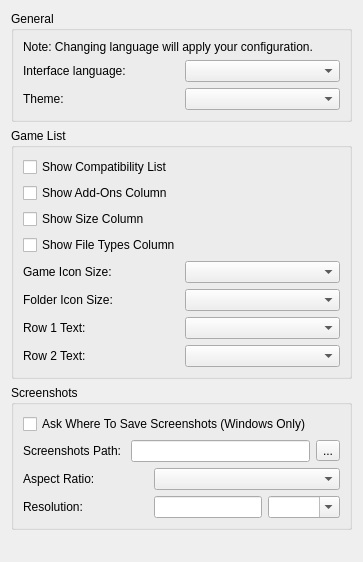
suyu-emu/suyu-v0.0.4, file src/yuzu/configuration/configure_ui.ui: the form before one commit.
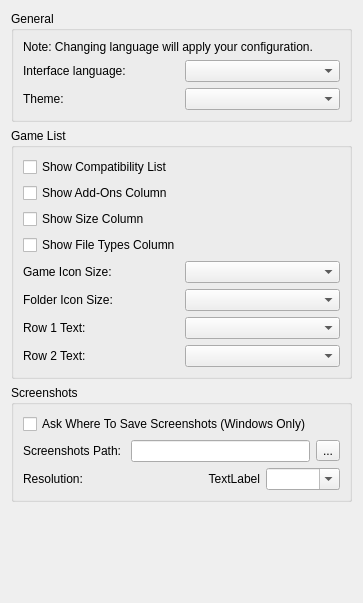
The form after the commit.

Commit message: yuzu-qt: Screenshots depend more on the graphics settings

Patch:
```diff
--- a/src/yuzu/configuration/configure_ui.ui
+++ b/src/yuzu/configuration/configure_ui.ui
@@ -7,7 +7,7 @@
     <x>0</x>
     <y>0</y>
     <width>363</width>
-    <height>562</height>
+    <height>603</height>
    </rect>
   </property>
   <property name="windowTitle">
@@ -206,38 +206,15 @@
           <property name="spacing">
            <number>6</number>
           </property>
-          <item row="1" column="0">
-           <widget class="QLabel" name="label_3">
-            <property name="text">
-             <string>Resolution:</string>
-            </property>
-           </widget>
-          </item>
           <item row="0" column="1">
-           <widget class="QComboBox" name="screenshot_aspect_ratio"/>
-          </item>
-          <item row="0" column="0">
-           <widget class="QLabel" name="label_2">
-            <property name="text">
-             <string>Aspect Ratio:</string>
-            </property>
-           </widget>
-          </item>
-          <item row="1" column="1">
            <layout class="QHBoxLayout" name="horizontalLayout_5">
             <item>
-             <widget class="QLineEdit" name="screenshot_width">
-              <property name="enabled">
-               <bool>true</bool>
+             <widget class="QLabel" name="screenshot_width">
+              <property name="text">
+               <string>TextLabel</string>
               </property>
-              <property name="sizePolicy">
-               <sizepolicy hsizetype="Preferred" vsizetype="Fixed">
-                <horstretch>0</horstretch>
-                <verstretch>0</verstretch>
-               </sizepolicy>
-              </property>
-              <property name="readOnly">
-               <bool>true</bool>
+              <property name="alignment">
+               <set>Qt::AlignRight|Qt::AlignTrailing|Qt::AlignVCenter</set>
               </property>
              </widget>
             </item>
@@ -250,6 +227,13 @@
             </item>
            </layout>
           </item>
+          <item row="0" column="0">
+           <widget class="QLabel" name="label_3">
+            <property name="text">
+             <string>Resolution:</string>
+            </property>
+           </widget>
+          </item>
          </layout>
         </item>
        </layout>
```
The commit also changes 11 other files.
